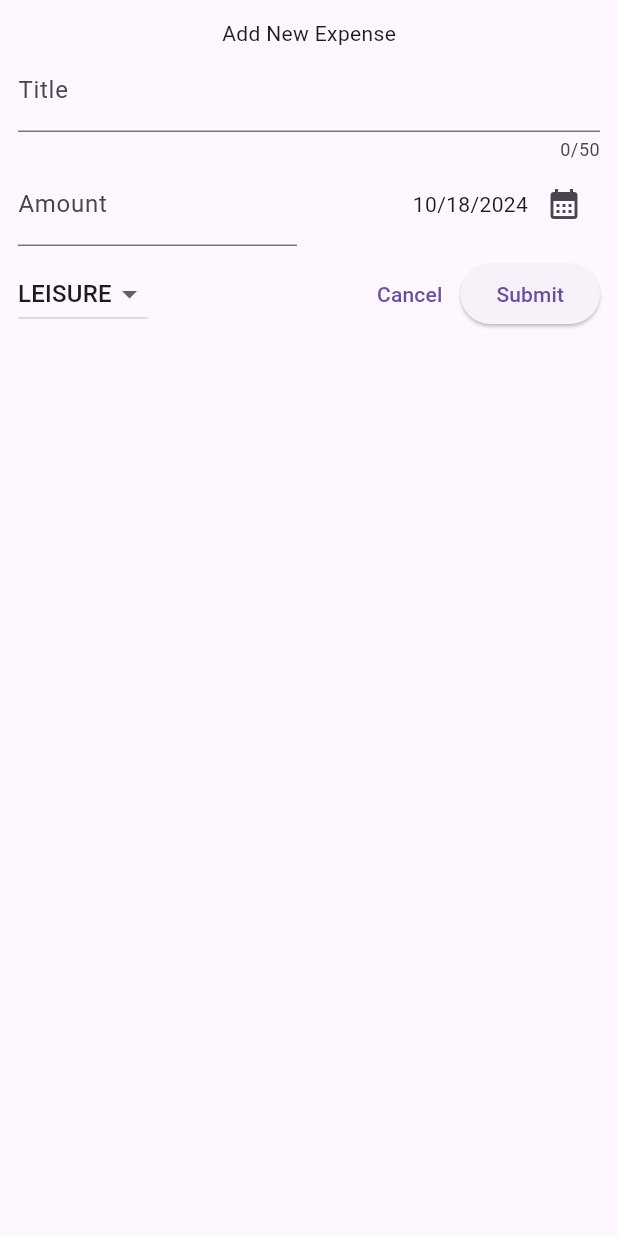
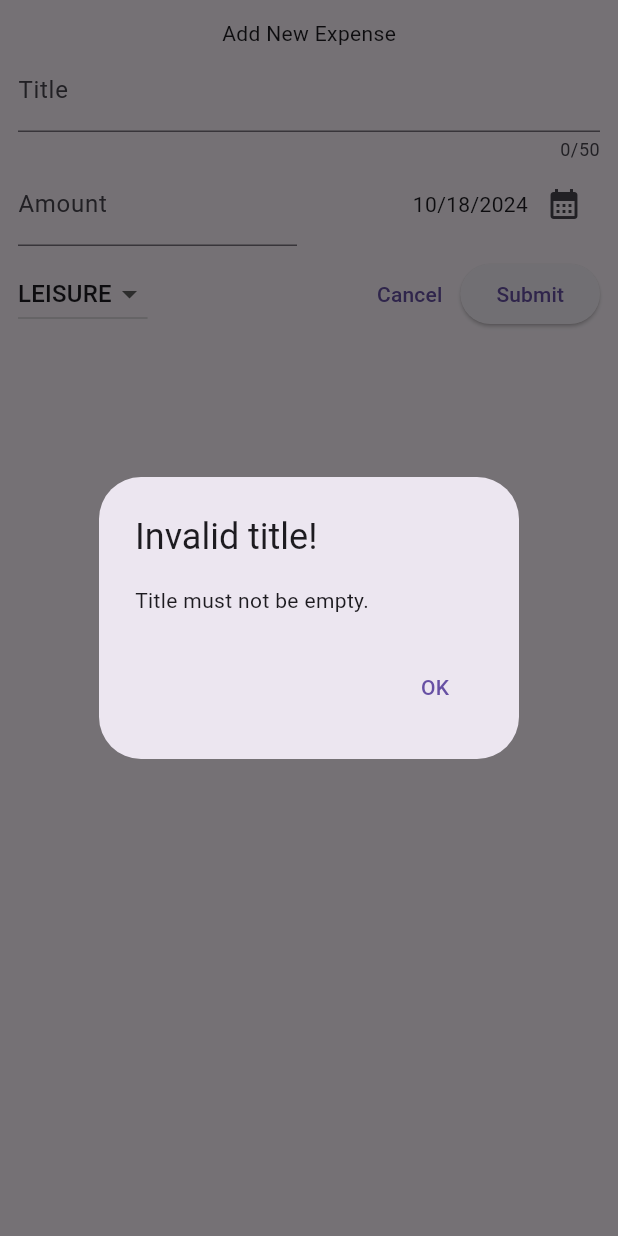
Before and after one commit to raflyyyanuar/expense_tracker, a Flutter app: the NewExpense widget shown alone on an empty page, opened directly, after a tap on "Submit", on a phone screen of 412 x 824 dp. Run offline on Flutter 3.47's test engine with Material 3 defaults, Android fonts, the phone set to English and light mode, and no system bars.

Commit message:
added error checking

```diff
--- a/lib/widgets/new_expense.dart
+++ b/lib/widgets/new_expense.dart
@@ -30,6 +30,48 @@ class _NewExpenseState extends State<NewExpense> {
     setState(() {
       selectedDate = pickedDate!;
     });
+  }
+
+  void submitExpense() {
+    if (titleController.text.trim().isEmpty) {
+      // title is empty
+      showDialog(
+        context: context,
+        builder: (ctx) => AlertDialog(
+          title: const Text("Invalid title!"),
+          content: Text("Title must not be empty."),
+          actions: [
+            TextButton(
+              onPressed: () {
+                Navigator.pop(context);
+              },
+              child: Text("OK"),
+            ),
+          ],
+        ),
+      );
+      return;
+    }
+    final enteredAmount = double.tryParse(amountController.text);
+    if (enteredAmount == null || enteredAmount <= 0) {
+      // invalid amount
+      showDialog(
+        context: context,
+        builder: (ctx) => AlertDialog(
+          title: const Text("Invalid amount!"),
+          content: Text("Amount must be greater than zero."),
+          actions: [
+            TextButton(
+              onPressed: () {
+                Navigator.pop(context);
+              },
+              child: Text("OK"),
+            ),
+          ],
+        ),
+      );
+      return;
+    }
   }
 
   @override
@@ -113,6 +155,7 @@ class _NewExpenseState extends State<NewExpense> {
               ),
               ElevatedButton(
                 onPressed: () {
+                  submitExpense();
                   print(titleController.text);
                   print(amountController.text);
                 },
```
